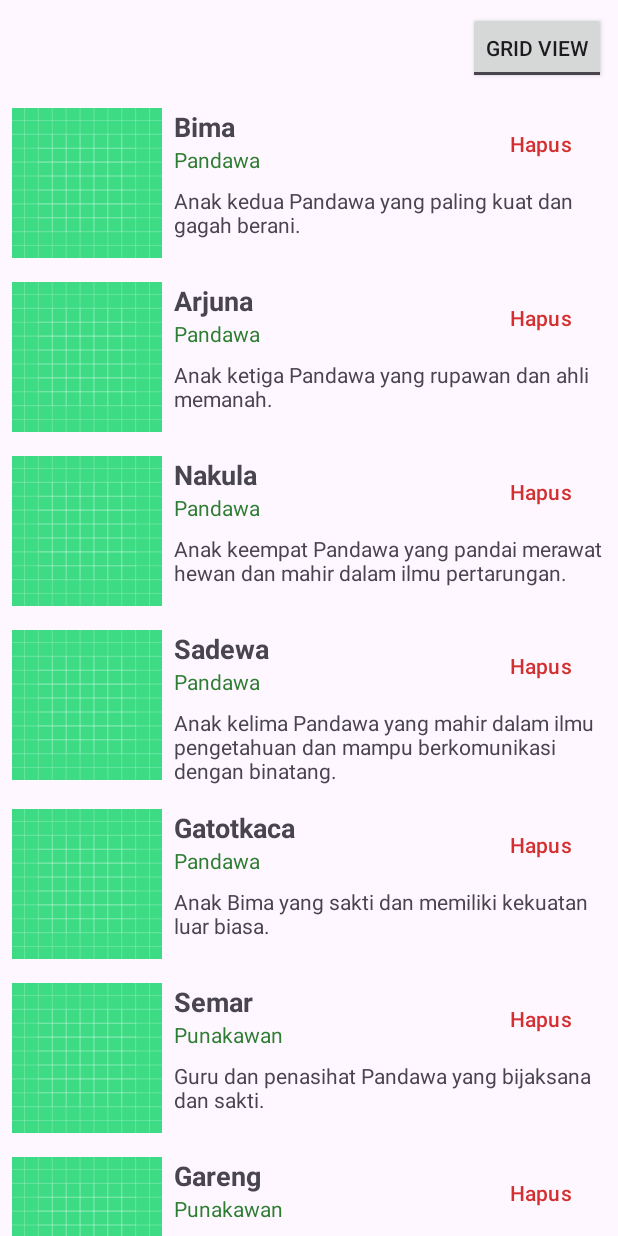
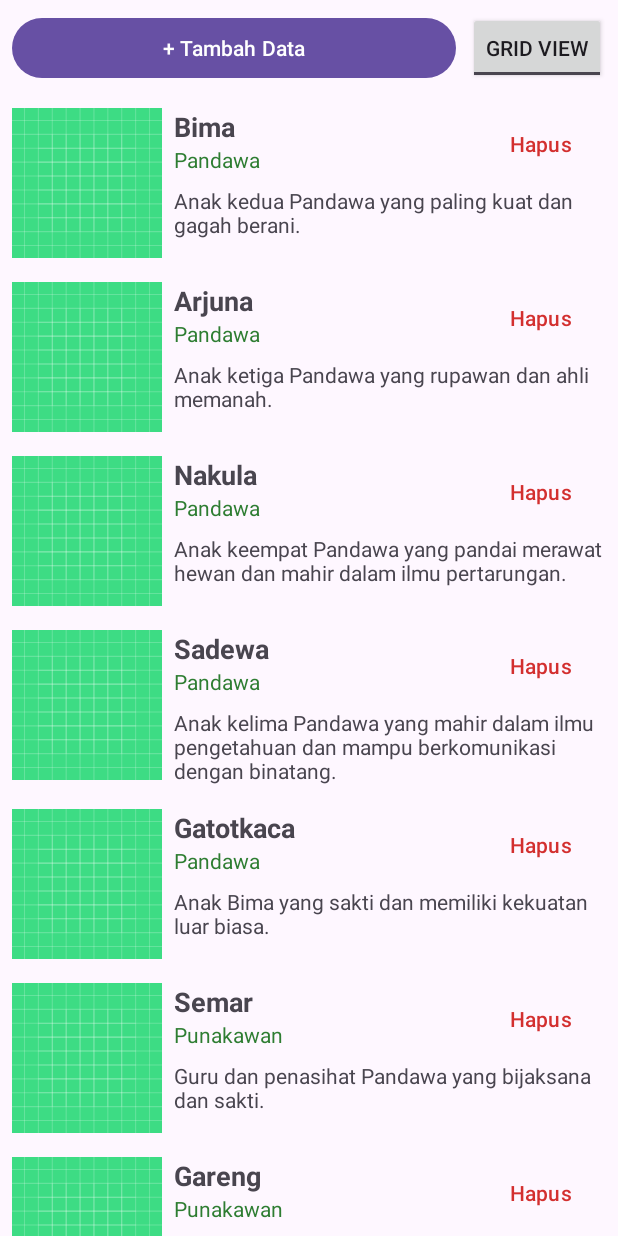
Before and after one commit to Choliem/LatFragmentSederhana, an Android app: the screen it shows after launch (MainActivity), on a phone screen of 412 x 824 dp. Run offline under Robolectric (Android 15) with nearby library versions, the phone set to English and light mode, and no system bars.

Commit message:
latihan: button tambah

```diff
--- a/app/src/main/res/layout/activity_main.xml
+++ b/app/src/main/res/layout/activity_main.xml
@@ -7,15 +7,30 @@
     android:orientation="vertical"
     tools:context=".MainActivity">
 
+    <LinearLayout
+        android:layout_width="match_parent"
+        android:layout_height="wrap_content"
+        android:gravity="center_vertical"
+        android:orientation="horizontal"
+        android:padding="8dp">
+
+        <Button
+            android:id="@+id/btnTambahData"
+            android:layout_width="0dp"
+            android:layout_height="wrap_content"
+            android:layout_weight="1"
+            android:text="+ Tambah Data" />
+
         <ToggleButton
             android:id="@+id/btnToggleLayout"
             android:layout_width="wrap_content"
             android:layout_height="wrap_content"
-        android:layout_gravity="end"
-        android:layout_margin="8dp"
+            android:layout_marginStart="8dp"
             android:textOn="List View"
             android:textOff="Grid View"
             android:checked="false" />
+
+    </LinearLayout>
 
     <androidx.recyclerview.widget.RecyclerView
         android:layout_width="match_parent"
```
Lines whose indentation alone changed are shown as unchanged.
